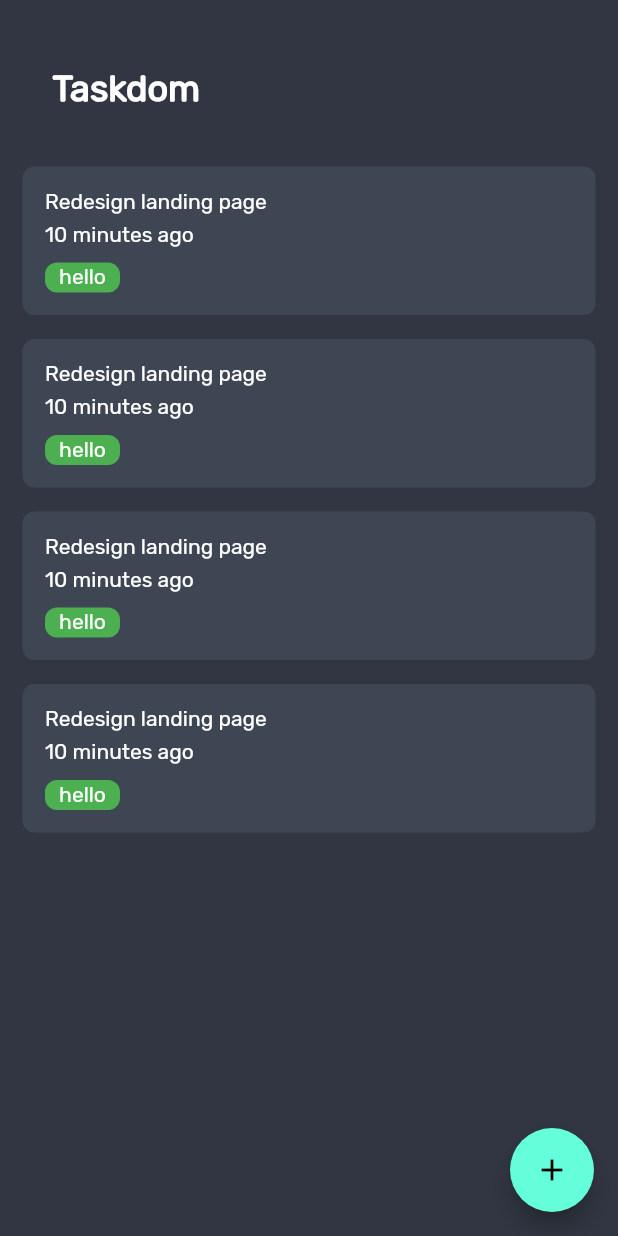
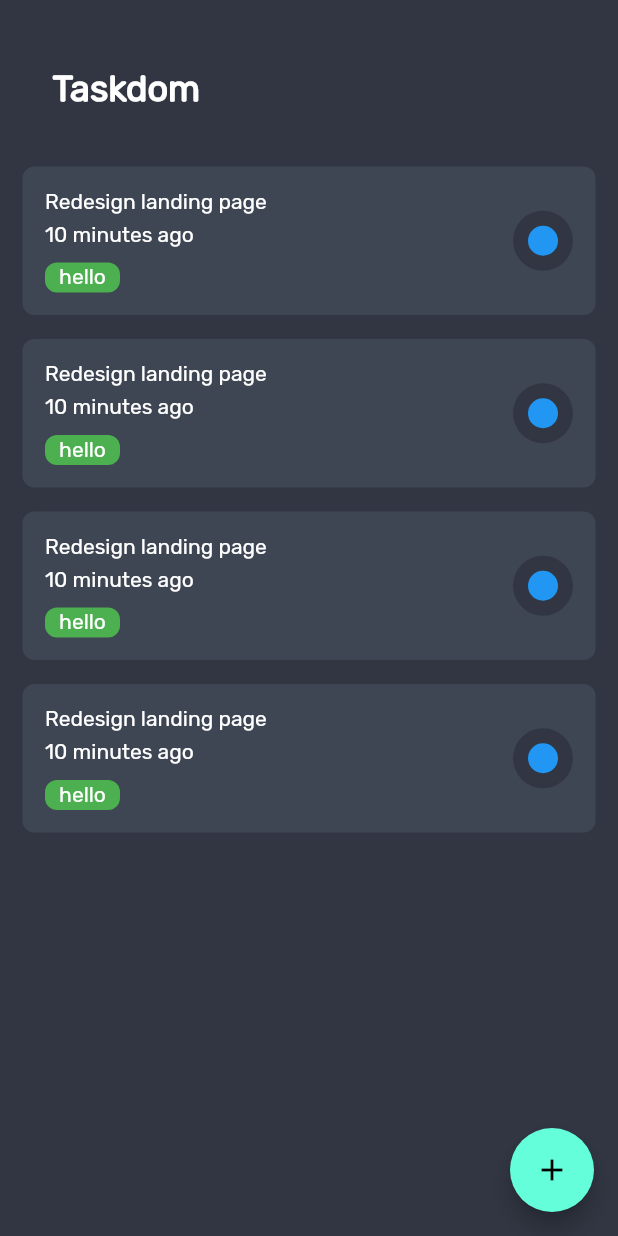
Before and after one commit to sammyodiagbe/tododorm, a Flutter app: the screen it shows after launch, on a phone screen of 412 x 824 dp. Run offline on Flutter 3.47's test engine with Material 2 defaults, Android fonts, the phone set to English and light mode, and no system bars.

Commit message:
the designs are coming together

```diff
--- a/lib/widgets/customTaskTiles.dart
+++ b/lib/widgets/customTaskTiles.dart
@@ -6,6 +6,9 @@ class CustomClassTile extends StatelessWidget {
   @override
   Widget build(BuildContext context) {
     return GestureDetector(
+      onTap: () {
+        print('hey there');
+      },
       child: Container(
         decoration: BoxDecoration(
           color: tileContainerColor,
@@ -17,7 +20,9 @@ class CustomClassTile extends StatelessWidget {
         margin: EdgeInsets.symmetric(
           vertical: 8,
         ),
-        child: Row(children: [
+        child: Row(
+          mainAxisAlignment: MainAxisAlignment.spaceBetween,
+          children: [
             Column(
               crossAxisAlignment: CrossAxisAlignment.start,
               children: [
@@ -30,7 +35,12 @@ class CustomClassTile extends StatelessWidget {
                 CustomTagIndicator()
               ],
             ),
-        ]),
+
+            // toggle button
+
+            CustomRadioButton(),
+          ],
+        ),
       ),
     );
   }
@@ -55,8 +65,34 @@ class CustomTagIndicator extends StatelessWidget {
 }
 
 class CustomRadioButton extends StatelessWidget {
+  final double _height = 40;
+  final double _width = 40;
+
+  final double _childHeight = 20;
+  final double _childWidth = 20;
   @override
   Widget build(BuildContext context) {
-    return Container();
+    return GestureDetector(
+      onTap: () {
+        print('This is coming together');
+      },
+      child: Container(
+        height: _height,
+        width: _width,
+        alignment: Alignment.center,
+        decoration: BoxDecoration(
+          color: darkThemeBackground,
+          shape: BoxShape.circle,
+        ),
+        child: Container(
+          height: _childHeight,
+          width: _childWidth,
+          decoration: BoxDecoration(
+            shape: BoxShape.circle,
+            color: Colors.blue,
+          ),
+        ),
+      ),
+    );
   }
 }
```
Lines whose indentation alone changed are shown as unchanged.
